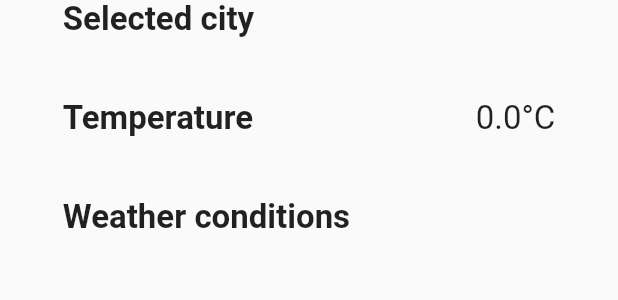
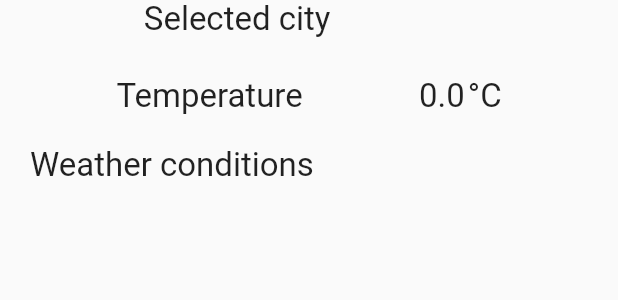
Before and after one commit to lukaszhak/moja_lodowka, a Flutter app: the _DisplayWeatherWidget widget shown alone on an empty page, opened directly with empty values, on a phone screen of 412 x 824 dp. Shown: the top 300 px of the screen. Run offline on Flutter 3.47's test engine with Material 2 defaults, Android fonts, the phone set to English and light mode, and no system bars; our stand-ins replace cloud_firestore, dio, firebase_auth, firebase_core, flutter_bloc, freezed_annotation and 3 more; accounts and stored records are empty; generated files the repository leaves out were written again; network calls fail.

Commit message:
Graphical changes in weather page

```diff
--- a/lib/features/home/pages/weather_page/weather_page.dart
+++ b/lib/features/home/pages/weather_page/weather_page.dart
@@ -101,73 +101,69 @@ class _DisplayWeatherWidget extends StatelessWidget {
   Widget build(BuildContext context) {
     return BlocBuilder<WeatherPageCubit, WeatherPageState>(
       builder: (context, state) {
-        return Row(
-          mainAxisAlignment: MainAxisAlignment.spaceAround,
+        return Column(
           children: [
-            Column(
-              crossAxisAlignment: CrossAxisAlignment.start,
+            Row(
+              mainAxisAlignment: MainAxisAlignment.spaceEvenly,
               children: [
                 Text(
                   AppLocalizations.of(context)!.selectedCity,
-                  style: const TextStyle(
-                      fontSize: 22, fontWeight: FontWeight.bold),
-                ),
-                const SizedBox(
-                  height: 40,
+                  style: const TextStyle(fontSize: 22),
                 ),
                 Text(
-                  AppLocalizations.of(context)!.temp,
-                  style: const TextStyle(
-                      fontSize: 22, fontWeight: FontWeight.bold),
+                  weatherModel.city,
+                  style: const TextStyle(fontSize: 22),
                 ),
-                const SizedBox(
-                  height: 40,
-                ),
-                Text(
-                  AppLocalizations.of(context)!.conditions,
-                  style: const TextStyle(
-                      fontSize: 22, fontWeight: FontWeight.bold),
-                )
               ],
             ),
-            Column(
+            const SizedBox(
+              height: 25,
+            ),
+            Row(
+              mainAxisAlignment: MainAxisAlignment.spaceEvenly,
               children: [
                 Text(
-                  weatherModel.city,
-                  style: const TextStyle(
-                    fontSize: 22,
-                  ),
-                ),
-                const SizedBox(
-                  height: 40,
+                  AppLocalizations.of(context)!.temp,
+                  style: const TextStyle(fontSize: 22),
                 ),
                 Row(
                   children: [
                     Text(
                       weatherModel.temperature.toString(),
-                      style: const TextStyle(
-                        fontSize: 22,
-                      ),
+                      style: const TextStyle(fontSize: 22),
+                    ),
+                    const SizedBox(
+                      width: 2,
                     ),
                     const Text(
                       '°C',
-                      style: TextStyle(
-                        fontSize: 22,
-                      ),
-                    )
+                      style: TextStyle(fontSize: 22),
+                    ),
                   ],
-                ),
-                const SizedBox(
-                  height: 40,
-                ),
-                Text(
-                  weatherModel.condition,
-                  style: const TextStyle(
-                    fontSize: 22,
-                  ),
                 ),
               ],
             ),
+            const SizedBox(height: 20),
+            Padding(
+              padding: const EdgeInsets.symmetric(horizontal: 20),
+              child: Row(
+                children: [
+                  Text(
+                    AppLocalizations.of(context)!.conditions,
+                    style: const TextStyle(fontSize: 22),
+                  ),
+                  const SizedBox(
+                    width: 40,
+                  ),
+                  Flexible(
+                    child: Text(
+                      weatherModel.condition,
+                      style: const TextStyle(fontSize: 22),
+                    ),
+                  ),
+                ],
+              ),
+            )
           ],
         );
       },
```
